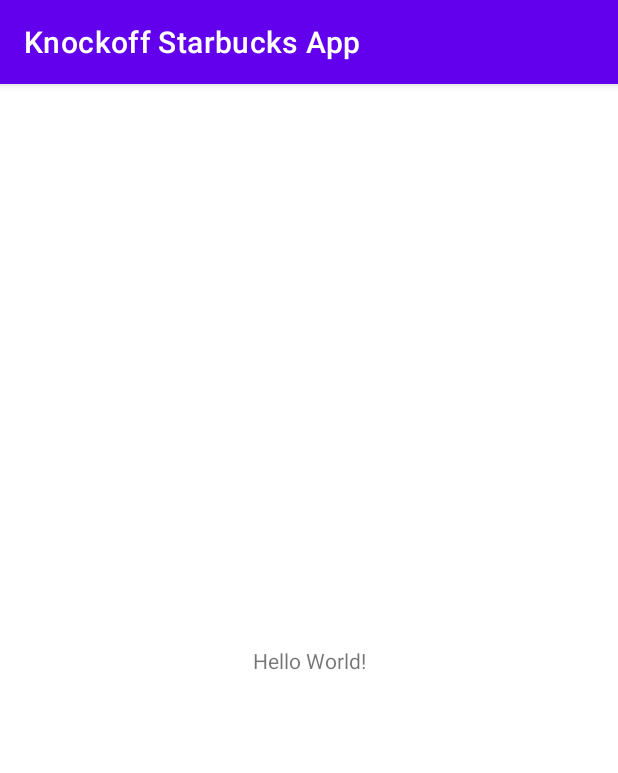
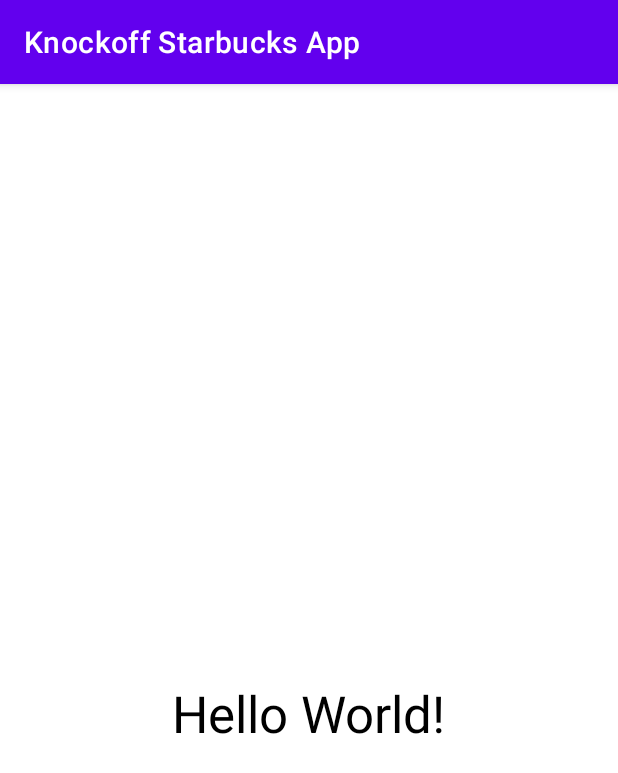
Before and after one commit to Jbaires831/Knockoff-Starbucks-App, an Android app: the screen it shows after launch (MainActivity), on a phone screen of 412 x 824 dp. Shown: the top 773 px of the screen. Run offline under Robolectric (Android 15) with nearby library versions, the phone set to English and light mode, and no system bars.

```diff
--- a/app/src/main/java/com/example/knockoffstarbucksapp/LoginActivity.java
+++ /dev/null
@@ -1,4 +0,0 @@
-package com.example.knockoffstarbucksapp;
-
-public class LoginActivity {
-}
--- a/app/src/main/res/layout/activity_main.xml
+++ b/app/src/main/res/layout/activity_main.xml
@@ -7,6 +7,9 @@
     tools:context=".MainActivity">
 
     <TextView
+        android:layout_marginTop="70dp"
+        android:textColor="@color/black"
+        android:textSize="34sp"
         android:layout_width="wrap_content"
         android:layout_height="wrap_content"
         android:text="Hello World!"
```
